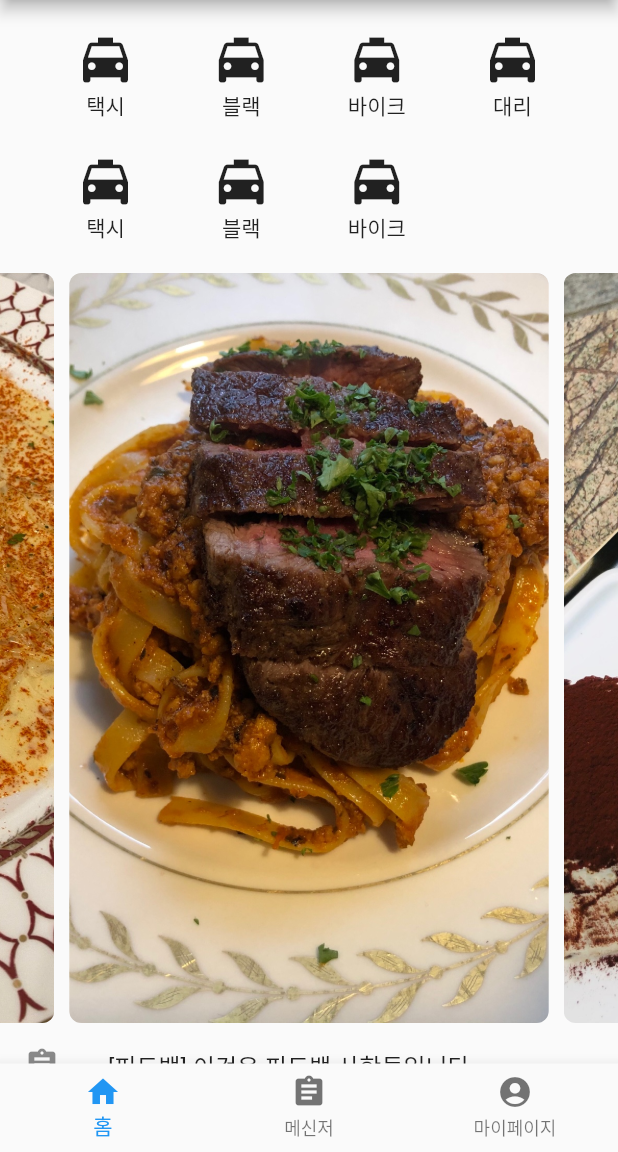
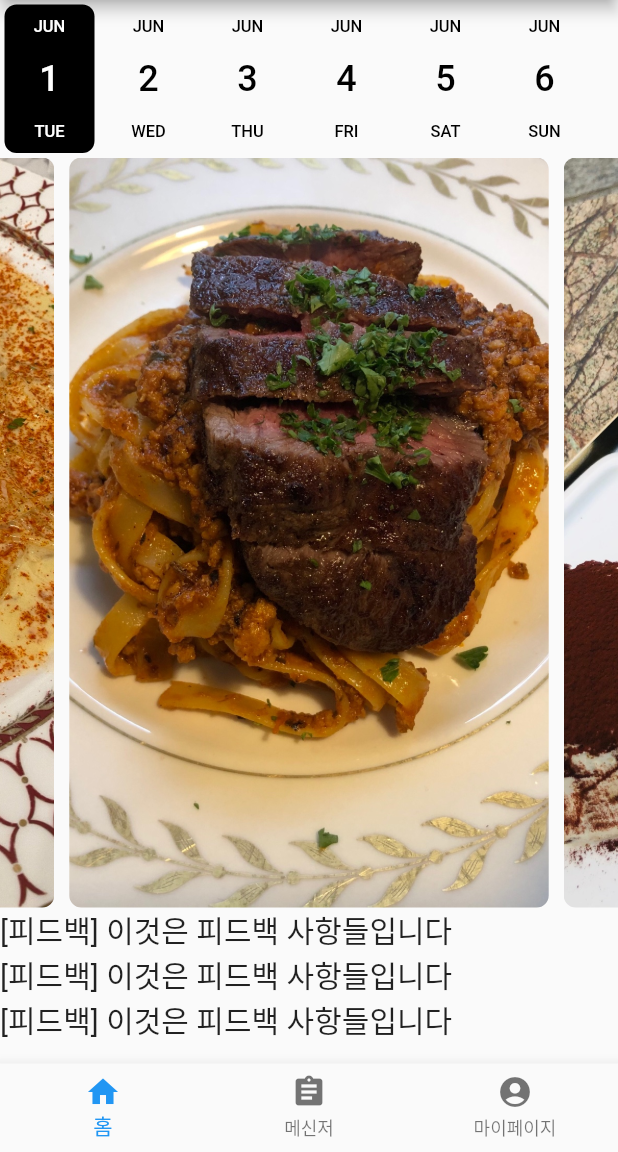
Before and after one commit to Imagin-DoIt/Flutter_project_app, a Flutter app: the MyHomePage screen opened directly, on a phone screen of 412 x 824 dp, the part 84-1236 px from its top. Run offline on Flutter 3.47's test engine with Material 2 defaults, Android fonts, the phone set to English and light mode, and no system bars; drawn by our look-alikes of carousel_slider, date_picker_timeline; our stand-ins replace font_awesome_flutter, google_fonts, intro_slider, shared_preferences, sqflite, table_calendar; missing offline and left inert: boardview, flutter_calendar_week, flutter_neat_and_clean_calendar, line_chart; accounts and stored records are empty.

Commit message:
멤버 식단기록 수정2

```diff
--- a/lib/member/eat.dart
+++ b/lib/member/eat.dart
@@ -1,4 +1,5 @@
 import 'package:carousel_slider/carousel_slider.dart';
+import 'package:date_picker_timeline/date_picker_timeline.dart';
 import 'package:flutter/material.dart';
 import 'package:flutter/rendering.dart';
 
@@ -14,6 +15,15 @@ class MyHomePage extends StatefulWidget {
 }
 
 class _MyHomePageState extends State<MyHomePage> {
+  DatePickerController _controller = DatePickerController();
+
+  DateTime _selectedValue = DateTime.now();
+
+  @override
+  void initState() {
+    super.initState();
+  }
+
   var _index = 0;
   var _pages = [
     Page1(),
@@ -32,7 +42,54 @@ class _MyHomePageState extends State<MyHomePage> {
         ),
         centerTitle: true,
       ),
-      body: _pages[_index],
+      body: ListView(
+        children: <Widget>[
+          Container(
+            child: DatePicker(
+              DateTime.now(),
+              width: 60,
+              height: 105,
+              controller: _controller,
+              initialSelectedDate: DateTime.now(),
+              selectionColor: Colors.black,
+              selectedTextColor: Colors.white,
+              inactiveDates: [
+                DateTime.now().add(Duration(days: 3)),
+                DateTime.now().add(Duration(days: 4)),
+                DateTime.now().add(Duration(days: 7))
+              ],
+              onDateChange: (date) {
+                // New date selected
+                setState(() {
+                  _selectedValue = date;
+                });
+              },
+            ),
+          ),
+          CarouselSlider(
+            height: 500,
+            autoPlay: true,
+            items: PictureLists.map((url) {
+              return Builder(
+                builder: (BuildContext context) {
+                  return Container(
+                    width: MediaQuery.of(context).size.width,
+                    margin: EdgeInsets.symmetric(horizontal: 5.0),
+                    child: ClipRRect(
+                      borderRadius: BorderRadius.circular(8.0),
+                      child: Image.asset(
+                        url,
+                        fit: BoxFit.cover,
+                      ),
+                    ),
+                  );
+                },
+              );
+            }).toList(),
+          ),
+          _pages[_index],
+        ],
+      ),
       bottomNavigationBar: BottomNavigationBar(
         onTap: (index) {
           setState(() {
@@ -62,160 +119,21 @@ class _MyHomePageState extends State<MyHomePage> {
 class Page1 extends StatelessWidget {
   @override
   Widget build(BuildContext context) {
-    return ListView(
-      children: <Widget>[
-        _buildTop(),
-        _buildMiddle(),
-        _buildBottom(),
-      ],
-    );
-  }
-
-  Widget _buildTop() {
-    return Padding(
-      padding: const EdgeInsets.only(top: 20, bottom: 20),
-      child: Column(
-        children: <Widget>[
-          Row(
-            mainAxisAlignment: MainAxisAlignment.spaceEvenly,
-            children: <Widget>[
-              GestureDetector(
-                onTap: () {
-                  print('클릭');
-                },
-                child: Column(
-                  children: <Widget>[
-                    Icon(
-                      Icons.local_taxi,
-                      size: 40,
-                    ),
-                    Text('택시'),
-                  ],
-                ),
-              ),
-              InkWell(
-                onTap: () {
-                  print('클릭');
-                },
-                child: Column(
-                  children: <Widget>[
-                    Icon(
-                      Icons.local_taxi,
-                      size: 40,
-                    ),
-                    Text('블랙'),
-                  ],
-                ),
-              ),
-              Column(
-                children: <Widget>[
-                  Icon(
-                    Icons.local_taxi,
-                    size: 40,
-                  ),
-                  Text('바이크'),
-                ],
-              ),
-              Column(
-                children: <Widget>[
-                  Icon(
-                    Icons.local_taxi,
-                    size: 40,
-                  ),
-                  Text('대리'),
-                ],
-              ),
-            ],
-          ),
-          SizedBox(
-            height: 20,
-          ),
-          Row(
-            mainAxisAlignment: MainAxisAlignment.spaceEvenly,
-            children: <Widget>[
-              Column(
-                children: <Widget>[
-                  Icon(
-                    Icons.local_taxi,
-                    size: 40,
-                  ),
-                  Text('택시'),
-                ],
-              ),
-              Column(
-                children: <Widget>[
-                  Icon(
-                    Icons.local_taxi,
-                    size: 40,
-                  ),
-                  Text('블랙'),
-                ],
-              ),
-              Column(
-                children: <Widget>[
-                  Icon(
-                    Icons.local_taxi,
-                    size: 40,
-                  ),
-                  Text('바이크'),
-                ],
-              ),
-              Opacity(
-                opacity: 0.0,
-                child: Column(
-                  children: <Widget>[
-                    Icon(
-                      Icons.local_taxi,
-                      size: 40,
-                    ),
-                    Text('대리'),
-                  ],
-                ),
-              ),
-            ],
-          ),
-        ],
+    return Container(
+        child: Column(crossAxisAlignment: CrossAxisAlignment.start, children: [
+      Text(
+        '[피드백] 이것은 피드백 사항들입니다',
+        style: TextStyle(fontSize: 20),
       ),
-    );
-  }
-
-  Widget _buildMiddle() {
-    return CarouselSlider(
-      height: 500,
-      autoPlay: true,
-      items: PictureLists.map((url) {
-        return Builder(
-          builder: (BuildContext context) {
-            return Container(
-              width: MediaQuery.of(context).size.width,
-              margin: EdgeInsets.symmetric(horizontal: 5.0),
-              child: ClipRRect(
-                borderRadius: BorderRadius.circular(8.0),
-                child: Image.asset(
-                  url,
-                  fit: BoxFit.cover,
-                ),
-              ),
-            );
-          },
-        );
-      }).toList(),
-    );
-  }
-
-  Widget _buildBottom() {
-    final items = List.generate(3, (i) {
-      return ListTile(
-        leading: Icon(Icons.assignment),
-        title: Text('[피드백] 이것은 피드백 사항들입니다'),
-      );
-    });
-
-    return ListView(
-      physics: NeverScrollableScrollPhysics(),
-      shrinkWrap: true,
-      children: items,
-    );
+      Text(
+        '[피드백] 이것은 피드백 사항들입니다',
+        style: TextStyle(fontSize: 20),
+      ),
+      Text(
+        '[피드백] 이것은 피드백 사항들입니다',
+        style: TextStyle(fontSize: 20),
+      ),
+    ]));
   }
 }
 
--- a/lib/member/member_main.dart
+++ b/lib/member/member_main.dart
@@ -152,7 +152,7 @@ class MemberMainState extends State<Membermain> {
                 ]),
                 child: CalendarWeek(
                   controller: _controller,
-                  height: 100,
+                  height: 105,
                   showMonth: true,
                   minDate: DateTime.now().add(
                     Duration(days: -365),
```
